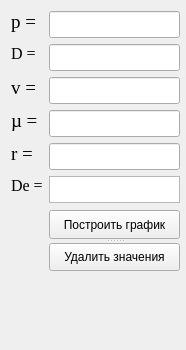
The window that Diagram/dean_menu.ui (SuperEjik/Diagram) describes before a commit, drawn with Qt 5.
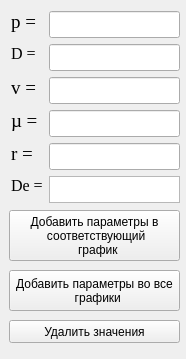
The same window after the commit.

The edit to the form file:
```diff
--- a/Diagram/dean_menu.ui
+++ b/Diagram/dean_menu.ui
@@ -7,7 +7,7 @@
     <x>0</x>
     <y>0</y>
     <width>186</width>
-    <height>350</height>
+    <height>359</height>
    </rect>
   </property>
   <property name="windowTitle">
@@ -220,28 +220,47 @@
     </font>
    </property>
   </widget>
-  <widget class="QSplitter" name="splitter">
+  <widget class="QPushButton" name="add_parametrs_to_all_graphs_Dean">
    <property name="geometry">
     <rect>
-     <x>49</x>
-     <y>210</y>
-     <width>131</width>
-     <height>61</height>
+     <x>9</x>
+     <y>270</y>
+     <width>171</width>
+     <height>41</height>
     </rect>
    </property>
-   <property name="orientation">
-    <enum>Qt::Vertical</enum>
-   </property>
-   <widget class="QPushButton" name="calculation_Dean">
     <property name="text">
-     <string>Построить график</string>
+    <string>Добавить параметры во все 
+  графики</string>
     </property>
    </widget>
    <widget class="QPushButton" name="Value_delete">
+   <property name="geometry">
+    <rect>
+     <x>9</x>
+     <y>320</y>
+     <width>171</width>
+     <height>23</height>
+    </rect>
+   </property>
     <property name="text">
      <string>Удалить значения</string>
     </property>
    </widget>
+  <widget class="QPushButton" name="add_parametrs_to_the_corresponding_graph_Dean">
+   <property name="geometry">
+    <rect>
+     <x>9</x>
+     <y>210</y>
+     <width>171</width>
+     <height>51</height>
+    </rect>
+   </property>
+   <property name="text">
+    <string>Добавить параметры в 
+ соответствующий 
+  график</string>
+   </property>
   </widget>
  </widget>
  <resources/>
```
Lines whose indentation alone changed are shown as unchanged.
